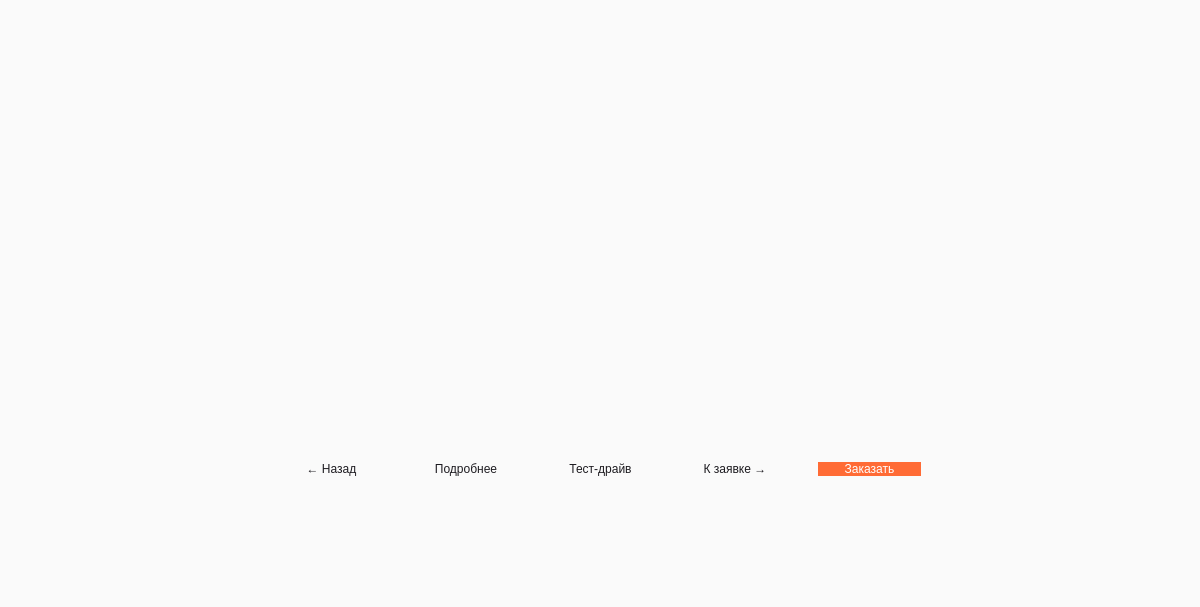
First picture: the form in src/view/mainwindow.ui, repository burakshaevn/qt-car-dealership, before the edit.
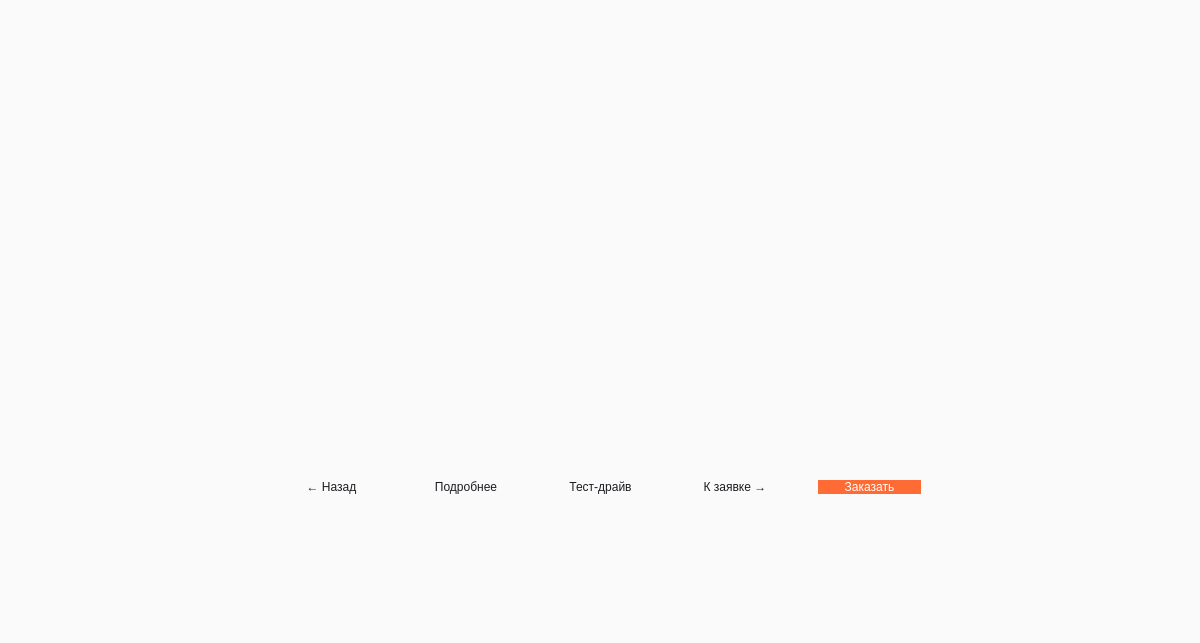
Second picture: the form after the edit. The open tabs and pages were chosen to show the change. Icons and pictures are not drawn.

What changed in the file:
```diff
--- a/src/view/mainwindow.ui
+++ b/src/view/mainwindow.ui
@@ -7,7 +7,7 @@
     <x>0</x>
     <y>0</y>
     <width>1200</width>
-    <height>607</height>
+    <height>643</height>
    </rect>
   </property>
   <property name="windowTitle">
```
Left out of the diff: 2 changed lines with no effect on the pictures.
